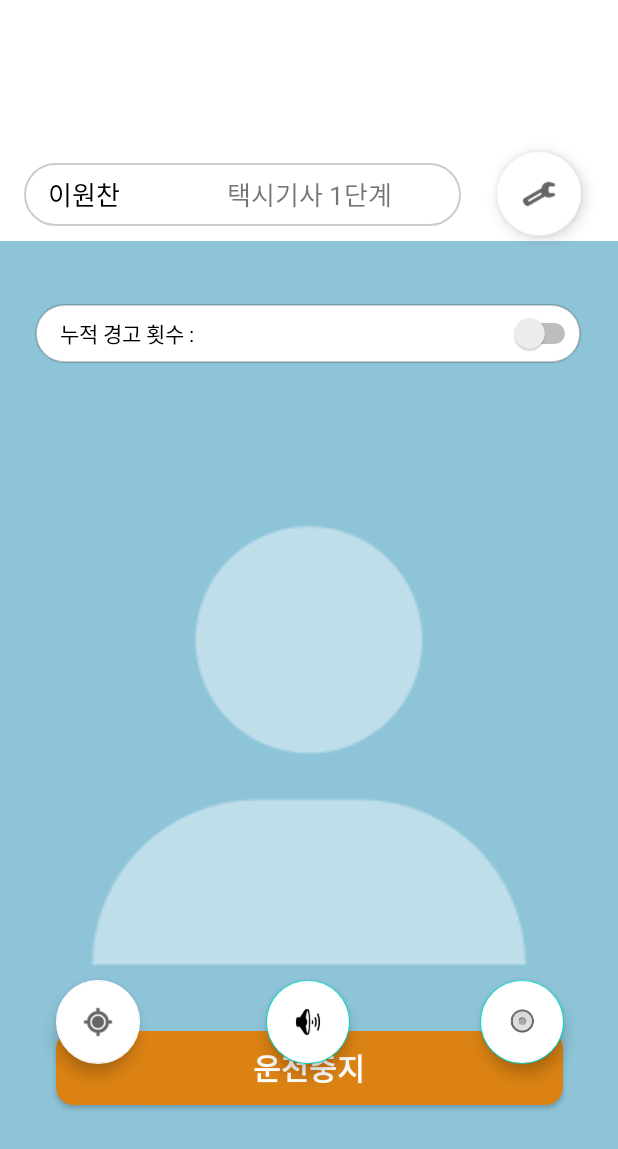
After one commit to LMfour/LM, an Android app: the ServiceActivity screen opened directly, with no data from a screen before it, on a phone screen of 412 x 824 dp. The commit adds this screen. Shown: the top 1149 px of the screen. Run offline under Robolectric (Android 15) with nearby library versions, the phone set to English and light mode, and no system bars.

Commit message:
feature: service page UI

```diff
--- /dev/null
+++ b/StopSleeping/app/src/main/java/com/lm/stopsleeping/ServiceActivity.java
@@ -0,0 +1,14 @@
+package com.lm.stopsleeping;
+
+import androidx.appcompat.app.AppCompatActivity;
+
+import android.os.Bundle;
+
+public class ServiceActivity extends AppCompatActivity {
+
+    @Override
+    protected void onCreate(Bundle savedInstanceState) {
+        super.onCreate(savedInstanceState);
+        setContentView(R.layout.activity_service);
+    }
+}
--- /dev/null
+++ b/StopSleeping/app/src/main/res/drawable/testbtn_background.xml
@@ -0,0 +1,16 @@
+<?xml version="1.0" encoding="utf-8"?>
+<selector xmlns:android="http://schemas.android.com/apk/res/android">
+    <item android:state_enabled="true">
+        <shape android:shape="rectangle">
+
+            <solid android:color="#FFFFFF"/>
+
+            <corners android:radius="30dp" />
+            <stroke
+                android:width="1dp"
+                android:color="#34000000"
+                />
+        </shape>
+    </item>
+
+</selector>
--- /dev/null
+++ b/StopSleeping/app/src/main/res/layout/activity_service.xml
@@ -0,0 +1,162 @@
+<?xml version="1.0" encoding="utf-8"?>
+<androidx.constraintlayout.widget.ConstraintLayout xmlns:android="http://schemas.android.com/apk/res/android"
+    xmlns:app="http://schemas.android.com/apk/res-auto"
+    xmlns:tools="http://schemas.android.com/tools"
+    android:layout_width="match_parent"
+    android:layout_height="match_parent"
+    tools:context=".ServiceActivity">
+
+    <ImageView
+        android:id="@+id/Test_Image"
+        android:layout_width="wrap_content"
+        android:layout_height="wrap_content"
+        android:layout_marginTop="88dp"
+        app:layout_constraintEnd_toEndOf="parent"
+        app:layout_constraintHorizontal_bias="0.0"
+        app:layout_constraintStart_toStartOf="parent"
+        app:layout_constraintTop_toTopOf="parent"
+        app:srcCompat="@drawable/cam_back" />
+
+    <com.google.android.material.floatingactionbutton.FloatingActionButton
+        android:id="@+id/Test_Menu_Button"
+        android:layout_width="wrap_content"
+        android:layout_height="wrap_content"
+        android:layout_marginStart="300dp"
+        android:layout_marginBottom="565dp"
+        android:clickable="true"
+        app:backgroundTint="@color/white"
+        app:layout_constraintBottom_toBottomOf="parent"
+        app:layout_constraintEnd_toEndOf="parent"
+        app:layout_constraintHorizontal_bias="0.563"
+        app:layout_constraintStart_toStartOf="parent"
+        app:layout_constraintTop_toTopOf="parent"
+        app:srcCompat="@android:drawable/ic_menu_preferences"
+        tools:ignore="MissingConstraints" />
+
+    <android.widget.TextView
+        android:id="@+id/textView"
+        android:layout_width="291dp"
+        android:layout_height="42dp"
+        android:layout_marginEnd="32dp"
+        android:layout_marginBottom="565dp"
+        android:background="@drawable/testbtn_background"
+        android:text=""
+        android:textColor="@color/black"
+        android:textSize="23dp"
+        app:layout_constraintBottom_toBottomOf="parent"
+        app:layout_constraintEnd_toEndOf="parent"
+        app:layout_constraintHorizontal_bias="0.181"
+        app:layout_constraintStart_toStartOf="parent"
+        app:layout_constraintTop_toTopOf="parent"
+        tools:ignore="MissingConstraints" />
+
+    <TextView
+        android:id="@+id/Textview_Test_Name"
+        android:layout_width="wrap_content"
+        android:layout_height="wrap_content"
+        android:layout_marginEnd="300dp"
+        android:layout_marginBottom="565dp"
+        android:text="이원찬"
+        android:textColor="@color/black"
+        android:textSize="17dp"
+        app:layout_constraintBottom_toBottomOf="parent"
+        app:layout_constraintEnd_toEndOf="parent"
+        app:layout_constraintStart_toStartOf="parent"
+        app:layout_constraintTop_toTopOf="parent"
+        tools:ignore="MissingConstraints" />
+
+    <TextView
+        android:id="@+id/Textview_Test_Phase"
+        android:layout_width="wrap_content"
+        android:layout_height="wrap_content"
+        android:layout_marginBottom="565dp"
+        android:text="택시기사 1단계"
+        android:textSize="17dp"
+        app:layout_constraintBottom_toBottomOf="parent"
+        app:layout_constraintEnd_toEndOf="parent"
+        app:layout_constraintStart_toStartOf="parent"
+        app:layout_constraintTop_toTopOf="parent"
+        tools:ignore="MissingConstraints" />
+
+
+    <Switch
+        android:id="@+id/Switch_Warning"
+        android:layout_width="364dp"
+        android:layout_height="39dp"
+        android:layout_marginBottom="380dp"
+        android:background="@drawable/testbtn_background"
+        android:text="     누적 경고 횟수 : "
+        app:layout_constraintBottom_toBottomOf="parent"
+        app:layout_constraintEnd_toEndOf="parent"
+        app:layout_constraintHorizontal_bias="0.489"
+        app:layout_constraintStart_toStartOf="parent"
+        app:layout_constraintTop_toTopOf="parent"
+        tools:ignore="MissingConstraints" />
+
+    <com.google.android.material.floatingactionbutton.FloatingActionButton
+        android:id="@+id/Button_Testing_Location"
+        android:layout_width="wrap_content"
+        android:layout_height="wrap_content"
+        android:clickable="true"
+        app:backgroundTint="@color/white"
+        app:layout_constraintBottom_toBottomOf="parent"
+        app:layout_constraintEnd_toEndOf="parent"
+        app:layout_constraintHorizontal_bias="0.104"
+        app:layout_constraintStart_toStartOf="parent"
+        app:layout_constraintTop_toTopOf="parent"
+        app:layout_constraintVertical_bias="0.851"
+        app:srcCompat="@android:drawable/ic_menu_mylocation"
+        tools:ignore="MissingConstraints" />
+
+    <com.google.android.material.floatingactionbutton.FloatingActionButton
+        android:id="@+id/Button_Testing_Music"
+        android:layout_width="wrap_content"
+        android:layout_height="wrap_content"
+        android:backgroundTint="@color/white"
+        android:clickable="true"
+        app:layout_constraintBottom_toBottomOf="parent"
+        app:layout_constraintEnd_toEndOf="parent"
+        app:layout_constraintHorizontal_bias="0.498"
+        app:layout_constraintStart_toStartOf="parent"
+        app:layout_constraintTop_toTopOf="parent"
+        app:layout_constraintVertical_bias="0.851"
+        app:rippleColor="#F44336"
+        app:srcCompat="@android:drawable/ic_lock_silent_mode_off"
+        tools:ignore="MissingConstraints" />
+
+    <com.google.android.material.floatingactionbutton.FloatingActionButton
+        android:id="@+id/Button_Testing_Radio"
+        android:layout_width="wrap_content"
+        android:layout_height="wrap_content"
+        android:backgroundTint="@color/white"
+        android:clickable="true"
+        app:layout_constraintBottom_toBottomOf="parent"
+        app:layout_constraintEnd_toEndOf="parent"
+        app:layout_constraintHorizontal_bias="0.898"
+        app:layout_constraintStart_toStartOf="parent"
+        app:layout_constraintTop_toTopOf="parent"
+        app:layout_constraintVertical_bias="0.851"
+        app:srcCompat="@android:drawable/btn_radio"
+        tools:ignore="MissingConstraints" />
+
+    <android.widget.Button
+        android:id="@+id/Test_Camera_Start"
+        android:layout_width="338dp"
+        android:layout_height="49dp"
+        android:layout_marginTop="600dp"
+        android:background="@drawable/loginbtn_background"
+        android:text="운전중지"
+        android:textColor="@color/white"
+        android:textSize="20dp"
+        android:textStyle="bold"
+        app:layout_constraintBottom_toBottomOf="parent"
+        app:layout_constraintEnd_toEndOf="parent"
+        app:layout_constraintStart_toStartOf="parent"
+        app:layout_constraintTop_toTopOf="parent"
+        tools:ignore="MissingConstraints" />
+
+
+
+
+
+</androidx.constraintlayout.widget.ConstraintLayout>
```
Also changed, not shown: StopSleeping/app/src/main/AndroidManifest.xml (+14 -9 lines), StopSleeping/app/src/main/java/com/lm/stopsleeping/LoginActivity.java (+13 -0 lines), StopSleeping/app/src/main/java/com/lm/stopsleeping/TestActivity.java (added, +35 -0 lines), StopSleeping/app/src/main/res/layout/activity_test.xml (added, +145 -0 lines), StopSleeping/app/src/main/res/drawable/cam_back.png (added).
